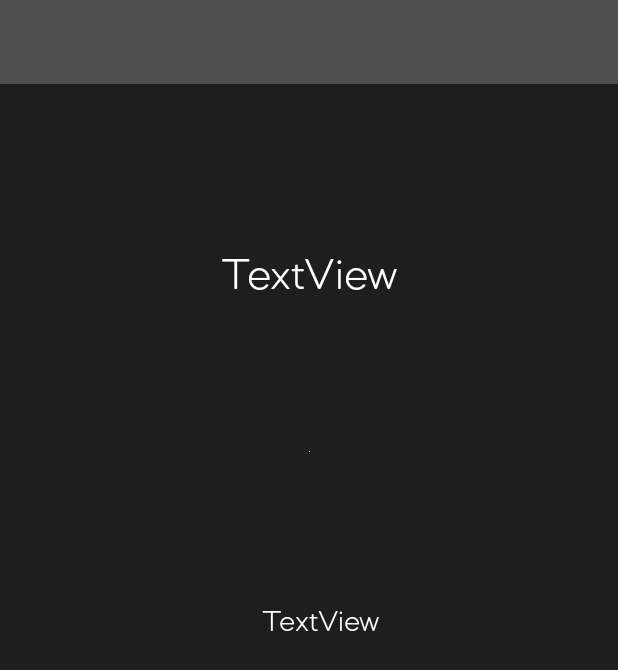
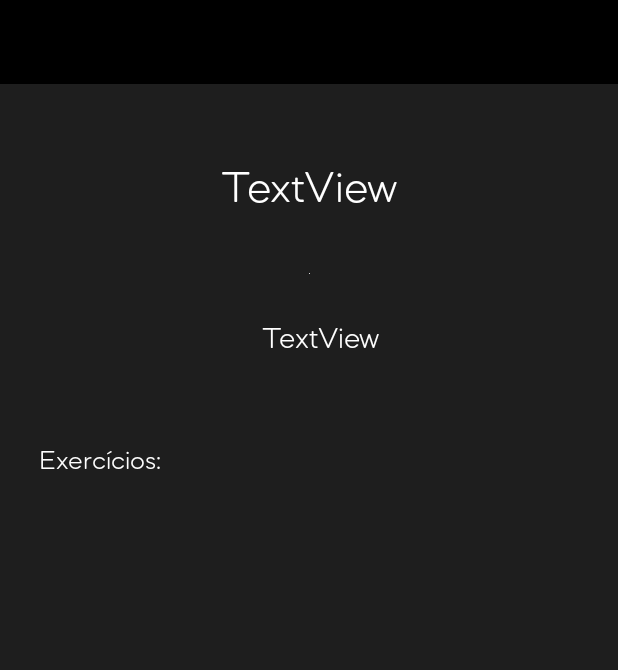
Before and after one commit to pedromprdias/Selfit, an Android app: the layout activity_detalhes_maquina.xml on its own in the app's theme, with its tools: preview values and no code run, on a phone screen of 412 x 824 dp. Shown: the top 670 px of the screen. Run offline under Robolectric (Android 15) with nearby library versions, the phone set to English and light mode, and no system bars.

Commit message:
bug fixes to machine recognition logic and to some of the layout's design

```diff
--- a/app/src/main/java/ipvc/estg/selfit/activities/HomePage.kt
+++ b/app/src/main/java/ipvc/estg/selfit/activities/HomePage.kt
@@ -183,7 +183,7 @@ class HomePage : AppCompatActivity(),
 
     @RequiresApi(Build.VERSION_CODES.O)
     override fun onStop() {
-    Log.i("hahaxd", "1")
+
         var horas: Int = LocalDateTime.now().format(DateTimeFormatter.ofPattern("HH")).toInt() + 1
         var minutos: Int = LocalDateTime.now().format(DateTimeFormatter.ofPattern("mm")).toInt()
         var segundos: Int = LocalDateTime.now().format(DateTimeFormatter.ofPattern("ss")).toInt()
@@ -192,7 +192,7 @@ class HomePage : AppCompatActivity(),
 
         var pendingIntents: MutableMap<String, PendingIntent> = mutableMapOf()
         var eventos: MutableList<String> = mutableListOf("Pequeno Almoço", "Almoço", "Lanche", "Jantar", "Treino Diário", "Registos")
-        Log.i("hahaxd", "2")
+
         for(i in 1..6) {
 
             var intent: Intent = Intent(this, AlarmReceiver::class.java).apply {
@@ -204,7 +204,6 @@ class HomePage : AppCompatActivity(),
         when {
             horas < 12 -> {
                 eventos.forEach {
-                    Log.i("sus", notifValues[it].toString())
                     if(!notifValues[it]!!) alarmManager.set(AlarmManager.RTC_WAKEUP, getMillisToEvent(it, horas, minutos, segundos), pendingIntents.getValue(it))
                 }
             }
--- a/app/src/main/res/layout/activity_detalhes_maquina.xml
+++ b/app/src/main/res/layout/activity_detalhes_maquina.xml
@@ -24,7 +24,7 @@
                 android:id="@+id/toolbarDetalhesMaquina"
                 android:layout_width="match_parent"
                 android:layout_height="wrap_content"
-                android:background="#505050"
+                android:background="#000000"
                 android:fontFamily="@font/mazzardsoftm_light"
                 app:subtitleTextColor="#FFFFFF"
                 app:titleTextAppearance="@style/tiago"
@@ -49,12 +49,11 @@
                     android:id="@+id/maquinaDetalhesName"
                     android:layout_width="wrap_content"
                     android:layout_height="wrap_content"
-                    android:layout_marginTop="23dp"
+                    android:layout_marginTop="50dp"
                     android:fontFamily="@font/mazzardsoftm_light"
                     android:text="TextView"
                     android:textColor="#FFFFFF"
                     android:textSize="30sp"
-                    app:layout_constraintBottom_toTopOf="@+id/maquinaDetalhesImage"
                     app:layout_constraintEnd_toEndOf="parent"
                     app:layout_constraintHorizontal_bias="0.5"
                     app:layout_constraintStart_toStartOf="parent"
@@ -64,8 +63,7 @@
                     android:id="@+id/maquinaDetalhesImage"
                     android:layout_width="wrap_content"
                     android:layout_height="wrap_content"
-                    android:layout_marginTop="15dp"
-                    app:layout_constraintBottom_toTopOf="@+id/maquinaDetalhesDescription"
+                    android:layout_marginTop="40dp"
                     app:layout_constraintEnd_toEndOf="parent"
                     app:layout_constraintHorizontal_bias="0.5"
                     app:layout_constraintStart_toStartOf="parent"
@@ -76,13 +74,12 @@
                     android:id="@+id/maquinaDetalhesDescription"
                     android:layout_width="wrap_content"
                     android:layout_height="wrap_content"
-                    android:layout_marginTop="15dp"
+                    android:layout_marginTop="30dp"
                     android:fontFamily="@font/mazzardsoftm_light"
                     android:paddingLeft="15dp"
                     android:text="TextView"
                     android:textColor="#FFFFFF"
                     android:textSize="20sp"
-                    app:layout_constraintBottom_toTopOf="@+id/maquinaDetalhesExerciciosRecycler"
                     app:layout_constraintEnd_toEndOf="parent"
                     app:layout_constraintHorizontal_bias="0.5"
                     app:layout_constraintStart_toStartOf="parent"
@@ -90,14 +87,25 @@
 
                 <androidx.recyclerview.widget.RecyclerView
                     android:id="@+id/maquinaDetalhesExerciciosRecycler"
-                    android:layout_width="300dp"
+                    android:layout_width="360dp"
                     android:layout_height="120dp"
-                    android:layout_marginTop="15dp"
-                    app:layout_constraintBottom_toBottomOf="parent"
+                    android:layout_marginTop="90dp"
                     app:layout_constraintEnd_toEndOf="parent"
                     app:layout_constraintHorizontal_bias="0.5"
                     app:layout_constraintStart_toStartOf="parent"
                     app:layout_constraintTop_toBottomOf="@+id/maquinaDetalhesDescription" />
+
+                <TextView
+                    android:id="@+id/textView21"
+                    android:layout_width="wrap_content"
+                    android:layout_height="wrap_content"
+                    android:layout_marginBottom="10dp"
+                    android:fontFamily="@font/mazzardsoftm_light"
+                    android:text="Exercícios:"
+                    android:textColor="#FFFFFF"
+                    android:textSize="18sp"
+                    app:layout_constraintBottom_toTopOf="@+id/maquinaDetalhesExerciciosRecycler"
+                    app:layout_constraintStart_toStartOf="@+id/maquinaDetalhesExerciciosRecycler" />
             </androidx.constraintlayout.widget.ConstraintLayout>
 
         </LinearLayout>
--- a/app/src/main/res/layout/activity_lista_exercicios.xml
+++ b/app/src/main/res/layout/activity_lista_exercicios.xml
@@ -71,8 +71,11 @@
                     android:background="#FFFFFF"
                     android:ems="10"
                     android:fontFamily="@font/mazzardsoftm_light"
+                    android:hint="Exercício..."
                     android:inputType="textPersonName"
-                    android:textColor="#FFFFFF"
+                    android:paddingLeft="10dp"
+                    android:textColor="#000000"
+                    android:textColorHint="#000000"
                     app:layout_constraintBottom_toTopOf="@+id/listaExerciciosMusculosSearch"
                     app:layout_constraintStart_toStartOf="parent" />
 
--- a/app/src/main/res/layout/activity_progresso.xml
+++ b/app/src/main/res/layout/activity_progresso.xml
@@ -75,7 +75,7 @@
 
             <ScrollView
                 android:layout_width="match_parent"
-                android:layout_height="600dp">
+                android:layout_height="670dp">
 
                 <LinearLayout
                     android:layout_width="match_parent"
--- a/app/src/main/res/layout/fragment_lista_exercicios.xml
+++ b/app/src/main/res/layout/fragment_lista_exercicios.xml
@@ -33,7 +33,7 @@
             android:background="#FFFFFF"
             android:ems="10"
             android:fontFamily="@font/mazzardsoftm_light"
-            android:hint="Nome da Máquina..."
+            android:hint="Exercício..."
             android:inputType="textPersonName"
             android:paddingLeft="10dp"
             android:textColor="#000000"
--- a/app/src/main/res/values/strings.xml
+++ b/app/src/main/res/values/strings.xml
@@ -50,7 +50,7 @@
     <string name="lipidos">Lípidos</string>
     <string name="musculosTrabalhados">Músculos trabalhados: </string>
     <string name="melhorPerformance">"Melhor performance: "</string>
-    <string name="maquina">Máquinas:</string>
+    <string name="maquina">Máquina:</string>
     <string name="refeicoes">Refeições</string>
     <string name="treinoDiario">Treino Diário</string>
     <string name="pequenoAlmoco">Pequeno Almoço</string>
```
Also changed, not shown: app/src/main/java/ipvc/estg/selfit/activities/ReconhecimentoMaquina.kt (+5 -4 lines), app/src/main/res/layout/fragment_adicionar_exercicio.xml (+6 -2 lines).
